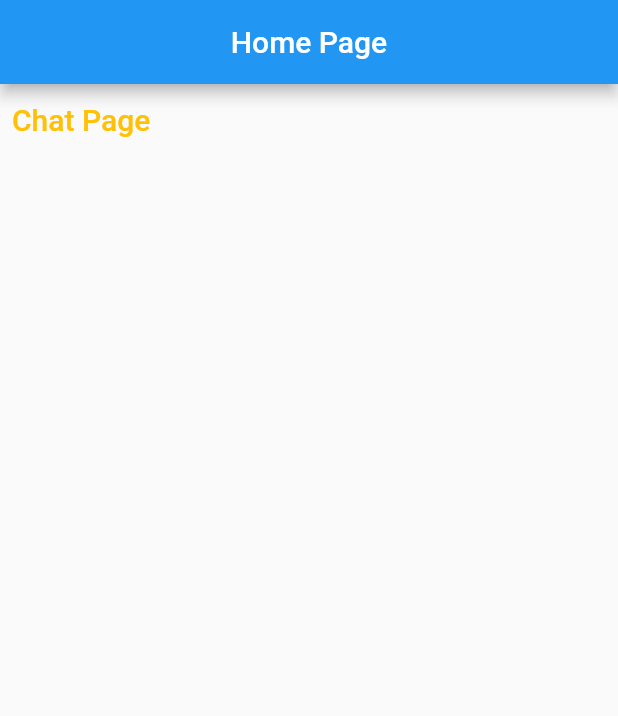
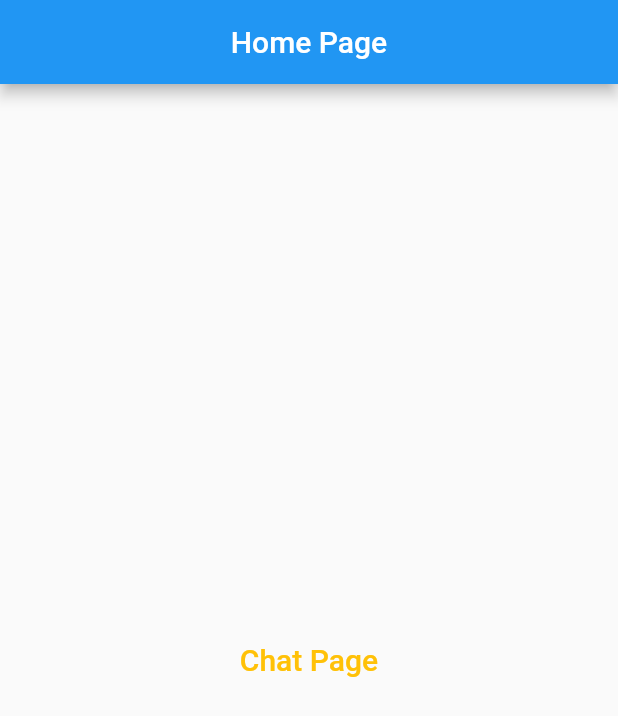
Before and after one commit to sparklearnedtech/flutter-chat, a Flutter app: the screen it shows after launch, on a phone screen of 412 x 824 dp. Shown: the top 716 px of the screen. Run offline on Flutter 3.47's test engine with Material 2 defaults, Android fonts, the light colour scheme and no system bars.

Commit message:
Center button

```diff
--- a/lib/pages/home/home_page.dart
+++ b/lib/pages/home/home_page.dart
@@ -16,7 +16,8 @@ class _HomePageState extends State<HomePage> {
           child: Text("Home Page"),
         ),
       ),
-      body: TextButton(
+      body: Center(
+        child: TextButton(
           onPressed: () {
             print('Hello World');
           },
@@ -28,6 +29,7 @@ class _HomePageState extends State<HomePage> {
             ),
           ),
         ),
+      ),
     );
   }
 }
```
Lines whose indentation alone changed are shown as unchanged.
